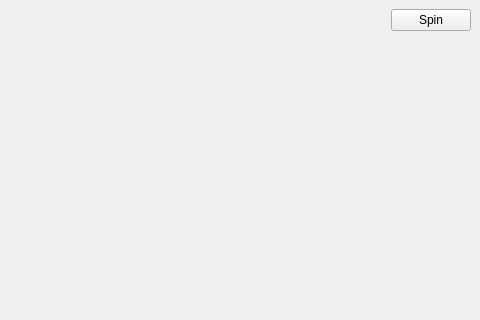
Above: src/mainwindow.ui from ifschleife/CuteGL before the change; both pictures show x 544 to 1024 and y 0 to 320 of the 1024 by 768 pixel window. Below: the same form after it.
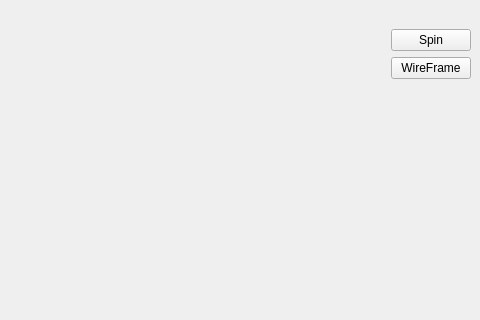
That is the form after the change.

Commit message: Added Icosahedron and wire-frame mode. Fixed perspective matrix.

The edit to the form file:
```diff
--- a/src/mainwindow.ui
+++ b/src/mainwindow.ui
@@ -38,25 +38,6 @@
       </item>
       <item>
        <layout class="QVBoxLayout" name="verticalLayout_4">
-        <item>
-         <widget class="QPushButton" name="buttonSpin">
-          <property name="maximumSize">
-           <size>
-            <width>100</width>
-            <height>16777215</height>
-           </size>
-          </property>
-          <property name="text">
-           <string>Spin</string>
-          </property>
-          <property name="checkable">
-           <bool>true</bool>
-          </property>
-          <property name="checked">
-           <bool>false</bool>
-          </property>
-         </widget>
-        </item>
         <item>
          <widget class="QLabel" name="frameTimeLabel">
           <property name="sizePolicy">
@@ -82,6 +63,41 @@
           </property>
          </widget>
         </item>
+        <item>
+         <widget class="QPushButton" name="buttonSpin">
+          <property name="maximumSize">
+           <size>
+            <width>100</width>
+            <height>16777215</height>
+           </size>
+          </property>
+          <property name="text">
+           <string>Spin</string>
+          </property>
+          <property name="checkable">
+           <bool>true</bool>
+          </property>
+          <property name="checked">
+           <bool>false</bool>
+          </property>
+         </widget>
+        </item>
+        <item>
+         <widget class="QPushButton" name="buttonWireFrame">
+          <property name="maximumSize">
+           <size>
+            <width>100</width>
+            <height>16777215</height>
+           </size>
+          </property>
+          <property name="text">
+           <string>WireFrame</string>
+          </property>
+          <property name="checkable">
+           <bool>true</bool>
+          </property>
+         </widget>
+        </item>
         <item>
          <spacer name="verticalSpacer">
           <property name="orientation">
```
The commit also changes 3 other files.
